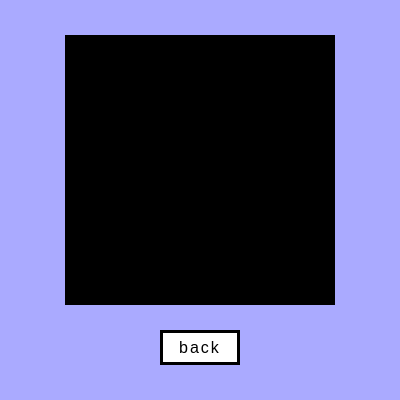
First picture: the form in showproduct.ui, repository M0tgh3y/MOT-Stor-Qt, before the edit.
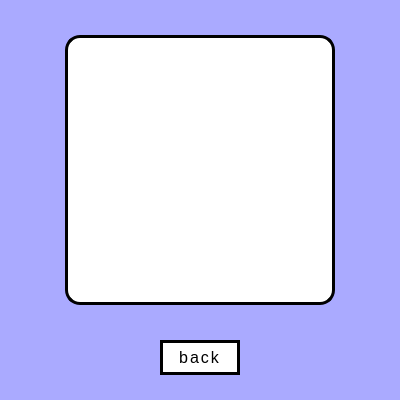
Second picture: the form after the edit.

The edit to the form file:
```diff
--- a/showproduct.ui
+++ b/showproduct.ui
@@ -26,14 +26,23 @@
     </rect>
    </property>
    <property name="styleSheet">
-    <string notr="true">background-color: rgb(0, 0, 0)</string>
+    <string notr="true">background-color: rgb(255, 255, 255);
+ font-family: &quot;Open Sans&quot;, sans-serif;
+    font-size: 12px;
+    letter-spacing: 1px;
+    text-decoration: none;
+    text-transform: uppercase;
+    color: #000;
+border-radius: 15px;
+border: 3px solid #000; 
+padding-top: 15 px;</string>
    </property>
   </widget>
   <widget class="QPushButton" name="back">
    <property name="geometry">
     <rect>
      <x>160</x>
-     <y>330</y>
+     <y>340</y>
      <width>80</width>
      <height>35</height>
     </rect>
```
